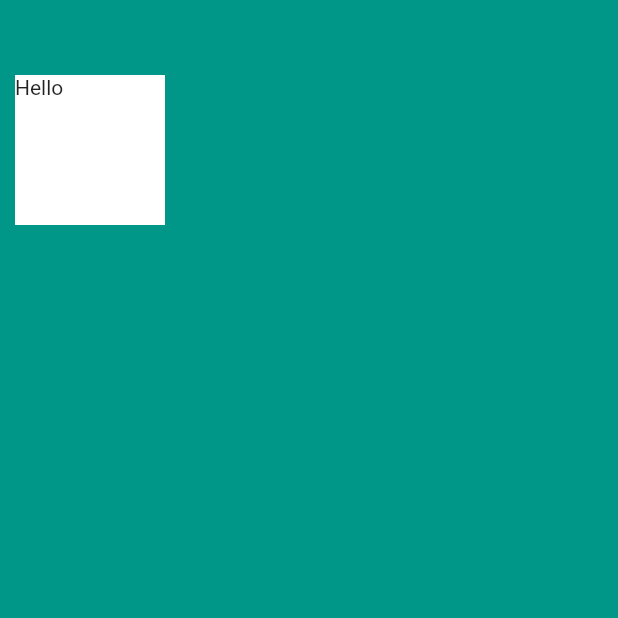
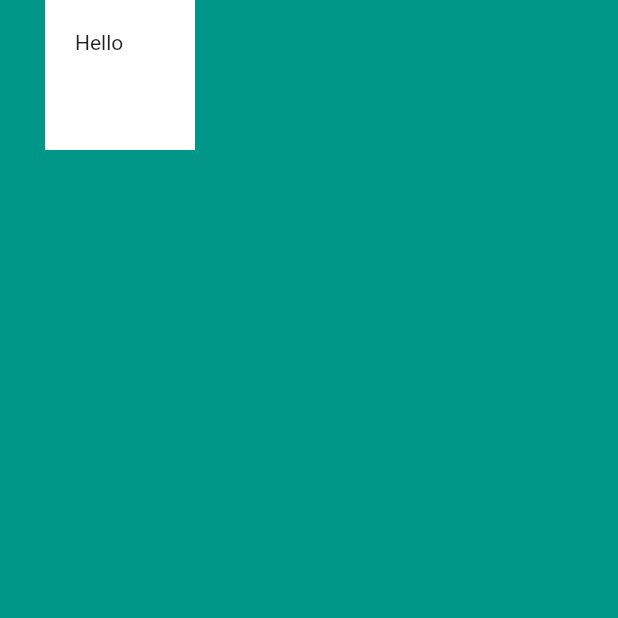
Before and after one commit to predYz/mi_card_flutter, a Flutter app: the screen it shows after launch, on a phone screen of 412 x 824 dp, the top half of it. Run offline on Flutter 3.47's test engine with Material 2 defaults, Android fonts, the phone set to English and light mode, and no system bars.

Commit message:
Update margin, padding
Added margin and padding to container, but it is only a single layout widget.

```diff
--- a/lib/main.dart
+++ b/lib/main.dart
@@ -16,7 +16,10 @@ class MyApp extends StatelessWidget {
             child: Text('Hello'),
             height: 100.0,
             width: 100.0,
-            margin: EdgeInsets.symmetric(vertical: 50.0, horizontal: 10.0),
+            margin: EdgeInsets.only(left: 30.0),
+            padding: EdgeInsets.all(20.0),
+            // margin: EdgeInsets.fromLTRB(30.0, 10.0, 50.0, 20.0),
+            // margin: EdgeInsets.symmetric(vertical: 50.0, horizontal: 10.0),
             // margin: EdgeInsets.all(20.0),
           ),
         ),
```
Also changed, not shown: 2 other files.
